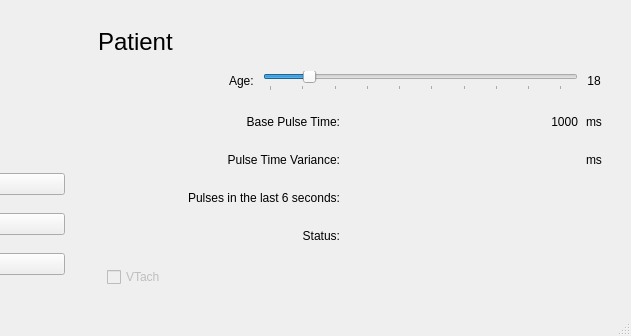
The window that aed/mainwindow.ui (HamzaAlsarakbi/AEDSimulator) describes before a commit, drawn with Qt 5; both pictures show x 460 to 1091 and y 358 to 694 of the 1091 by 694 pixel window.
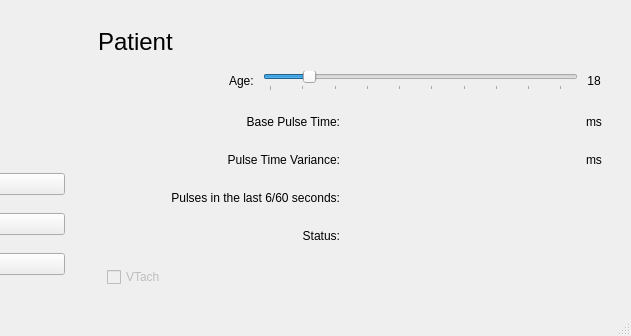
The same window after the commit. Icons and pictures are not drawn.

```diff
--- a/aed/mainwindow.ui
+++ b/aed/mainwindow.ui
@@ -1284,7 +1284,7 @@
                </size>
               </property>
               <property name="text">
-               <string>1000</string>
+               <string/>
               </property>
               <property name="alignment">
                <set>Qt::AlignRight|Qt::AlignTrailing|Qt::AlignVCenter</set>
@@ -1394,7 +1394,7 @@
                </size>
               </property>
               <property name="text">
-               <string>Pulses in the last 6 seconds:</string>
+               <string>Pulses in the last 6/60 seconds:</string>
               </property>
               <property name="alignment">
                <set>Qt::AlignRight|Qt::AlignTrailing|Qt::AlignVCenter</set>
```
